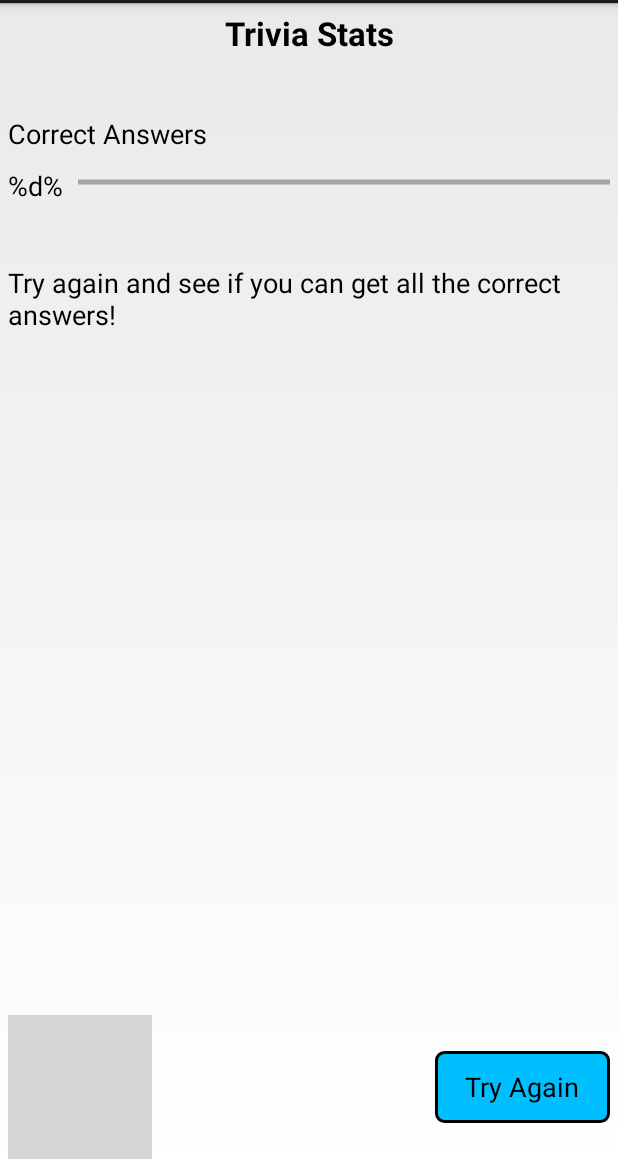
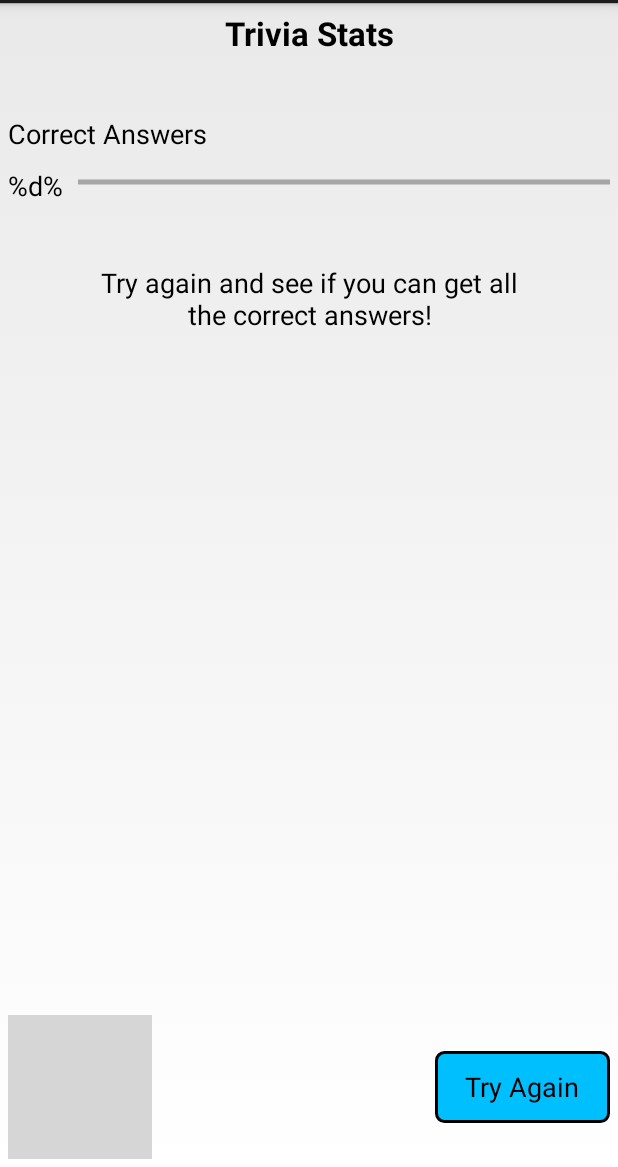
Before and after one commit to atulbanwar/MobileApplications, an Android app: the StatsActivity screen opened directly, with no data from a screen before it, on a phone screen of 412 x 824 dp, the part 69-1236 px from its top. Run offline under Robolectric (Android 15) with nearby library versions, the phone set to English and light mode, and no system bars; grey boxes are pictures that could not be loaded.

Commit message:
text position on stat activity

```diff
--- a/app/src/main/res/layout/activity_stats.xml
+++ b/app/src/main/res/layout/activity_stats.xml
@@ -69,7 +69,11 @@
         android:layout_below="@+id/linearLayout"
         android:layout_alignParentLeft="true"
         android:layout_alignParentStart="true"
-        android:layout_marginTop="40dp"/>
+        android:layout_centerHorizontal="true"
+        android:gravity="center"
+        android:layout_marginTop="40dp"
+        android:paddingLeft="60dp"
+        android:paddingRight="60dp"/>
 
     <LinearLayout
         android:orientation="horizontal"
```
